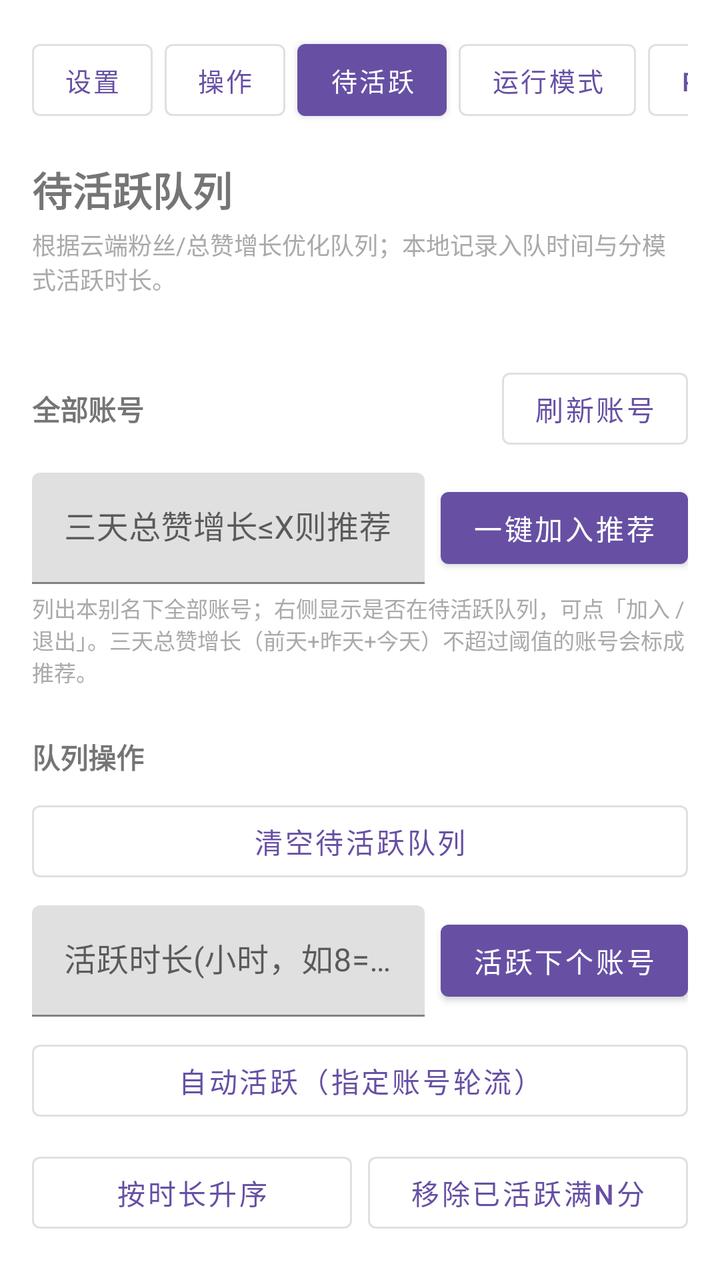
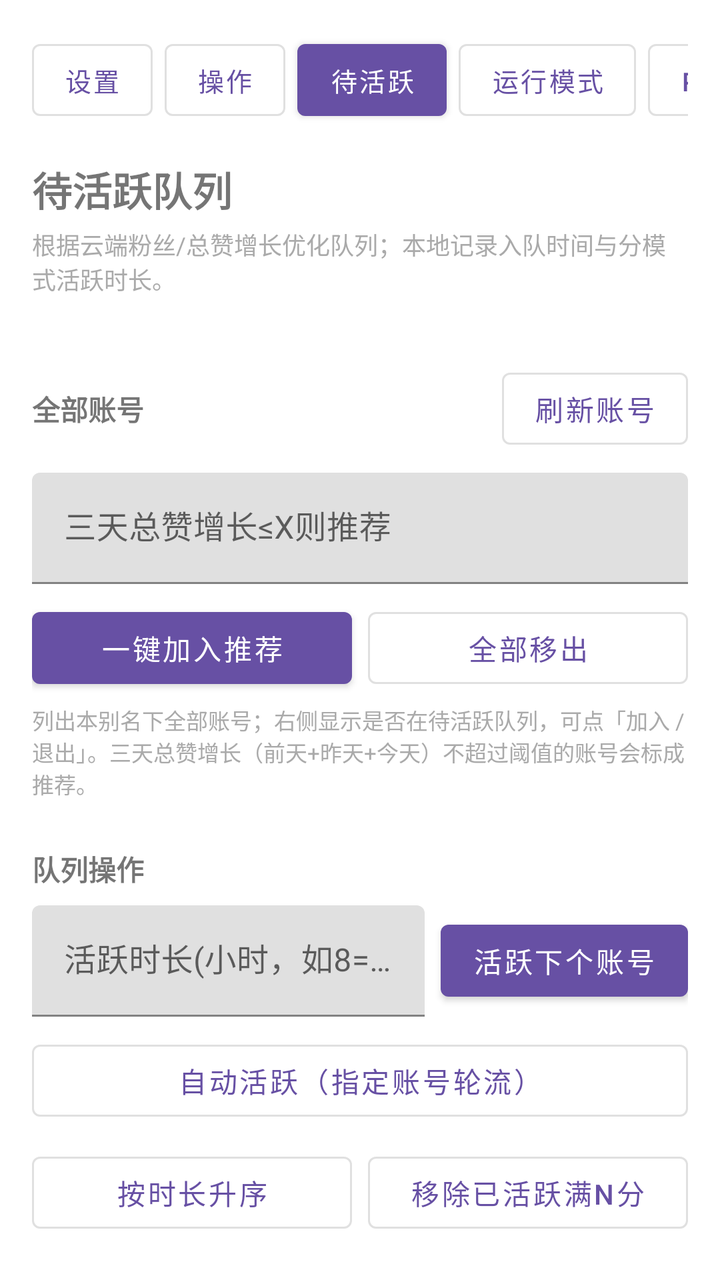

Screens rendered from an Android XML layout before and after an edit, with the pre-edit source and the edit as a unified diff.
<!-- AndroidManifest.xml: application theme Theme.AutoTraces -->
<!-- res/layout/activity_pending_activate.xml -->
<?xml version="1.0" encoding="utf-8"?>
<androidx.core.widget.NestedScrollView xmlns:android="http://schemas.android.com/apk/res/android"
    android:layout_width="match_parent"
    android:layout_height="match_parent"
    android:fillViewport="true"
    android:padding="16dp">

    <LinearLayout
        android:layout_width="match_parent"
        android:layout_height="wrap_content"
        android:orientation="vertical">

        <include layout="@layout/include_app_top_nav" />

        <TextView
            android:layout_width="match_parent"
            android:layout_height="wrap_content"
            android:layout_marginTop="16dp"
            android:text="待活跃队列"
            android:textSize="20sp"
            android:textStyle="bold" />

        <TextView
            android:id="@+id/pendingActivateHintText"
            android:layout_width="match_parent"
            android:layout_height="wrap_content"
            android:layout_marginTop="4dp"
            android:text="根据云端粉丝/总赞增长优化队列；本地记录入队时间与分模式活跃时长。"
            android:textColor="@android:color/darker_gray"
            android:textSize="12sp" />

        <TextView
            android:id="@+id/pendingActivateStatusText"
            android:layout_width="match_parent"
            android:layout_height="wrap_content"
            android:layout_marginTop="8dp"
            android:textColor="@android:color/darker_gray"
            android:textSize="12sp" />

        <LinearLayout
            android:layout_width="match_parent"
            android:layout_height="wrap_content"
            android:layout_marginTop="8dp"
            android:gravity="center_vertical"
            android:orientation="horizontal">

            <TextView
                android:layout_width="0dp"
                android:layout_height="wrap_content"
                android:layout_weight="1"
                android:text="全部账号"
                android:textStyle="bold" />

            <com.google.android.material.button.MaterialButton
                android:id="@+id/pendingRefreshAccountsButton"
                style="@style/Widget.MaterialComponents.Button.OutlinedButton"
                android:layout_width="wrap_content"
                android:layout_height="wrap_content"
                android:text="刷新账号" />
        </LinearLayout>

        <LinearLayout
            android:layout_width="match_parent"
            android:layout_height="wrap_content"
            android:layout_marginTop="8dp"
            android:gravity="center_vertical"
            android:orientation="horizontal">

            <com.google.android.material.textfield.TextInputLayout
                android:layout_width="0dp"
                android:layout_height="wrap_content"
                android:layout_weight="1"
                android:hint="三天总赞增长≤X则推荐">

                <com.google.android.material.textfield.TextInputEditText
                    android:id="@+id/pendingRecommendHeartGrowthMaxInput"
                    android:layout_width="match_parent"
                    android:layout_height="wrap_content"
                    android:inputType="number"
                    android:maxLines="1" />
            </com.google.android.material.textfield.TextInputLayout>

            <com.google.android.material.button.MaterialButton
                android:id="@+id/pendingEnqueueRecommendedButton"
                android:layout_width="wrap_content"
                android:layout_height="wrap_content"
                android:layout_marginStart="8dp"
                android:text="一键加入推荐" />
        </LinearLayout>

        <TextView
            android:layout_width="match_parent"
            android:layout_height="wrap_content"
            android:layout_marginTop="4dp"
            android:text="列出本别名下全部账号；右侧显示是否在待活跃队列，可点「加入 / 退出」。三天总赞增长（前天+昨天+今天）不超过阈值的账号会标成推荐。"
            android:textColor="@android:color/darker_gray"
            android:textSize="11sp" />

        <LinearLayout
            android:id="@+id/pendingAccountStatsList"
            android:layout_width="match_parent"
            android:layout_height="wrap_content"
            android:layout_marginTop="8dp"
            android:orientation="vertical" />

        <TextView
            android:layout_width="match_parent"
            android:layout_height="wrap_content"
            android:layout_marginTop="16dp"
            android:text="队列操作"
            android:textStyle="bold" />

        <LinearLayout
            android:layout_width="match_parent"
            android:layout_height="wrap_content"
            android:layout_marginTop="8dp"
            android:orientation="horizontal">

            <com.google.android.material.button.MaterialButton
                android:id="@+id/pendingClearQueueButton"
                style="@style/Widget.MaterialComponents.Button.OutlinedButton"
                android:layout_width="match_parent"
                android:layout_height="wrap_content"
                android:text="清空待活跃队列" />
        </LinearLayout>

        <LinearLayout
            android:layout_width="match_parent"
            android:layout_height="wrap_content"
            android:layout_marginTop="8dp"
            android:gravity="center_vertical"
            android:orientation="horizontal">

            <com.google.android.material.textfield.TextInputLayout
                android:layout_width="0dp"
                android:layout_height="wrap_content"
                android:layout_weight="1"
                android:hint="活跃时长(小时，如8=8小时)">

                <com.google.android.material.textfield.TextInputEditText
                    android:id="@+id/pendingActivateDurationMinInput"
                    android:layout_width="match_parent"
                    android:layout_height="wrap_content"
                    android:inputType="numberDecimal"
                    android:maxLines="1" />
            </com.google.android.material.textfield.TextInputLayout>

            <com.google.android.material.button.MaterialButton
                android:id="@+id/pendingActivateNextButton"
                android:layout_width="wrap_content"
                android:layout_height="wrap_content"
                android:layout_marginStart="8dp"
                android:text="活跃下个账号" />
        </LinearLayout>

        <com.google.android.material.button.MaterialButton
            android:id="@+id/pendingAutoActiveButton"
            style="@style/Widget.MaterialComponents.Button.OutlinedButton"
            android:layout_width="match_parent"
            android:layout_height="wrap_content"
            android:layout_marginTop="8dp"
            android:text="自动活跃（指定账号轮流）" />

        <LinearLayout
            android:layout_width="match_parent"
            android:layout_height="wrap_content"
            android:layout_marginTop="8dp"
            android:orientation="horizontal">

            <com.google.android.material.button.MaterialButton
                android:id="@+id/pendingSortByMinutesButton"
                style="@style/Widget.MaterialComponents.Button.OutlinedButton"
                android:layout_width="0dp"
                android:layout_height="wrap_content"
                android:layout_weight="1"
                android:text="按时长升序" />

            <com.google.android.material.button.MaterialButton
                android:id="@+id/pendingTrimByMinutesButton"
                style="@style/Widget.MaterialComponents.Button.OutlinedButton"
                android:layout_width="0dp"
                android:layout_height="wrap_content"
                android:layout_marginStart="8dp"
                android:layout_weight="1"
                android:text="移除已活跃满N分" />
        </LinearLayout>

        <com.google.android.material.button.MaterialButton
            android:id="@+id/pendingManageQueueButton"
            style="@style/Widget.MaterialComponents.Button"
            android:layout_width="match_parent"
            android:layout_height="wrap_content"
            android:layout_marginTop="10dp"
            android:text="管理待活跃队列" />

        <TextView
            android:id="@+id/pendingQueueSummaryText"
            android:layout_width="match_parent"
            android:layout_height="wrap_content"
            android:layout_marginTop="8dp"
            android:text="待活跃队列：空"
            android:textColor="@android:color/darker_gray"
            android:textSize="12sp" />

        <TextView
            android:id="@+id/pendingTaskStatusText"
            android:layout_width="match_parent"
            android:layout_height="wrap_content"
            android:layout_marginTop="6dp"
            android:textColor="@android:color/darker_gray"
            android:textSize="12sp" />
    </LinearLayout>
</androidx.core.widget.NestedScrollView>
<!-- res/layout/include_app_top_nav.xml (included above) -->
<?xml version="1.0" encoding="utf-8"?>
<HorizontalScrollView xmlns:android="http://schemas.android.com/apk/res/android"
    android:id="@+id/topNavScroll"
    android:layout_width="match_parent"
    android:layout_height="wrap_content"
    android:scrollbars="none">

    <LinearLayout
        android:layout_width="wrap_content"
        android:layout_height="wrap_content"
        android:orientation="horizontal">

        <com.google.android.material.button.MaterialButton
            android:id="@+id/showSettingsButton"
            style="@style/Widget.MaterialComponents.Button.OutlinedButton"
            android:layout_width="wrap_content"
            android:layout_height="wrap_content"
            android:minWidth="0dp"
            android:text="设置"
            android:textSize="13sp" />

        <com.google.android.material.button.MaterialButton
            android:id="@+id/showActionButton"
            style="@style/Widget.MaterialComponents.Button.OutlinedButton"
            android:layout_width="wrap_content"
            android:layout_height="wrap_content"
            android:layout_marginStart="6dp"
            android:minWidth="0dp"
            android:text="操作"
            android:textSize="13sp" />

        <com.google.android.material.button.MaterialButton
            android:id="@+id/showPendingActivateButton"
            style="@style/Widget.MaterialComponents.Button"
            android:layout_width="wrap_content"
            android:layout_height="wrap_content"
            android:layout_marginStart="6dp"
            android:minWidth="0dp"
            android:text="待活跃"
            android:textSize="13sp" />

        <com.google.android.material.button.MaterialButton
            android:id="@+id/showControlModeButton"
            style="@style/Widget.MaterialComponents.Button.OutlinedButton"
            android:layout_width="wrap_content"
            android:layout_height="wrap_content"
            android:layout_marginStart="6dp"
            android:minWidth="0dp"
            android:text="运行模式"
            android:textSize="13sp" />

        <com.google.android.material.button.MaterialButton
            android:id="@+id/showVideoDedButton"
            style="@style/Widget.MaterialComponents.Button.OutlinedButton"
            android:layout_width="wrap_content"
            android:layout_height="wrap_content"
            android:layout_marginStart="6dp"
            android:minWidth="0dp"
            android:text="@string/nav_video_ded"
            android:textSize="13sp" />

        <com.google.android.material.button.MaterialButton
            android:id="@+id/showLogButton"
            style="@style/Widget.MaterialComponents.Button.OutlinedButton"
            android:layout_width="wrap_content"
            android:layout_height="wrap_content"
            android:layout_marginStart="6dp"
            android:minWidth="0dp"
            android:text="日志"
            android:textSize="13sp" />
    </LinearLayout>
</HorizontalScrollView>
<!-- resources referenced by this layout -->
<resources>
  <string name="nav_video_ded">PC传输</string>
  <style name="Theme.AutoTraces" parent="Theme.MaterialComponents.DayNight.NoActionBar">
          <item name="colorPrimary">@color/purple_500</item>
          <item name="colorPrimaryVariant">@color/purple_700</item>
          <item name="colorOnPrimary">@color/white</item>
          <item name="android:statusBarColor" tools:targetApi="l">@color/purple_700</item>
      </style>
  <color name="purple_500">#6750A4</color>
  <color name="purple_700">#4F378B</color>
  <color name="white">#FFFFFF</color>
</resources>

<!-- the commit's change to res/layout/activity_pending_activate.xml (unified diff, before → after) -->
@@ -59,33 +59,41 @@
                 android:text="刷新账号" />
         </LinearLayout>
 
-        <LinearLayout
-            android:layout_width="match_parent"
-            android:layout_height="wrap_content"
-            android:layout_marginTop="8dp"
-            android:gravity="center_vertical"
-            android:orientation="horizontal">
-
-            <com.google.android.material.textfield.TextInputLayout
-                android:layout_width="0dp"
-                android:layout_height="wrap_content"
-                android:layout_weight="1"
-                android:hint="三天总赞增长≤X则推荐">
-
-                <com.google.android.material.textfield.TextInputEditText
-                    android:id="@+id/pendingRecommendHeartGrowthMaxInput"
-                    android:layout_width="match_parent"
-                    android:layout_height="wrap_content"
-                    android:inputType="number"
-                    android:maxLines="1" />
-            </com.google.android.material.textfield.TextInputLayout>
+        <com.google.android.material.textfield.TextInputLayout
+            android:layout_width="match_parent"
+            android:layout_height="wrap_content"
+            android:layout_marginTop="8dp"
+            android:hint="三天总赞增长≤X则推荐">
+
+            <com.google.android.material.textfield.TextInputEditText
+                android:id="@+id/pendingRecommendHeartGrowthMaxInput"
+                android:layout_width="match_parent"
+                android:layout_height="wrap_content"
+                android:inputType="number"
+                android:maxLines="1" />
+        </com.google.android.material.textfield.TextInputLayout>
+
+        <LinearLayout
+            android:layout_width="match_parent"
+            android:layout_height="wrap_content"
+            android:layout_marginTop="8dp"
+            android:orientation="horizontal">
 
             <com.google.android.material.button.MaterialButton
                 android:id="@+id/pendingEnqueueRecommendedButton"
-                android:layout_width="wrap_content"
+                android:layout_width="0dp"
+                android:layout_height="wrap_content"
+                android:layout_weight="1"
+                android:text="一键加入推荐" />
+
+            <com.google.android.material.button.MaterialButton
+                android:id="@+id/pendingRemoveAllButton"
+                style="@style/Widget.MaterialComponents.Button.OutlinedButton"
+                android:layout_width="0dp"
                 android:layout_height="wrap_content"
                 android:layout_marginStart="8dp"
-                android:text="一键加入推荐" />
+                android:layout_weight="1"
+                android:text="全部移出" />
         </LinearLayout>
 
         <TextView
@@ -109,20 +117,6 @@
             android:layout_marginTop="16dp"
             android:text="队列操作"
             android:textStyle="bold" />
-
-        <LinearLayout
-            android:layout_width="match_parent"
-            android:layout_height="wrap_content"
-            android:layout_marginTop="8dp"
-            android:orientation="horizontal">
-
-            <com.google.android.material.button.MaterialButton
-                android:id="@+id/pendingClearQueueButton"
-                style="@style/Widget.MaterialComponents.Button.OutlinedButton"
-                android:layout_width="match_parent"
-                android:layout_height="wrap_content"
-                android:text="清空待活跃队列" />
-        </LinearLayout>
 
         <LinearLayout
             android:layout_width="match_parent"
